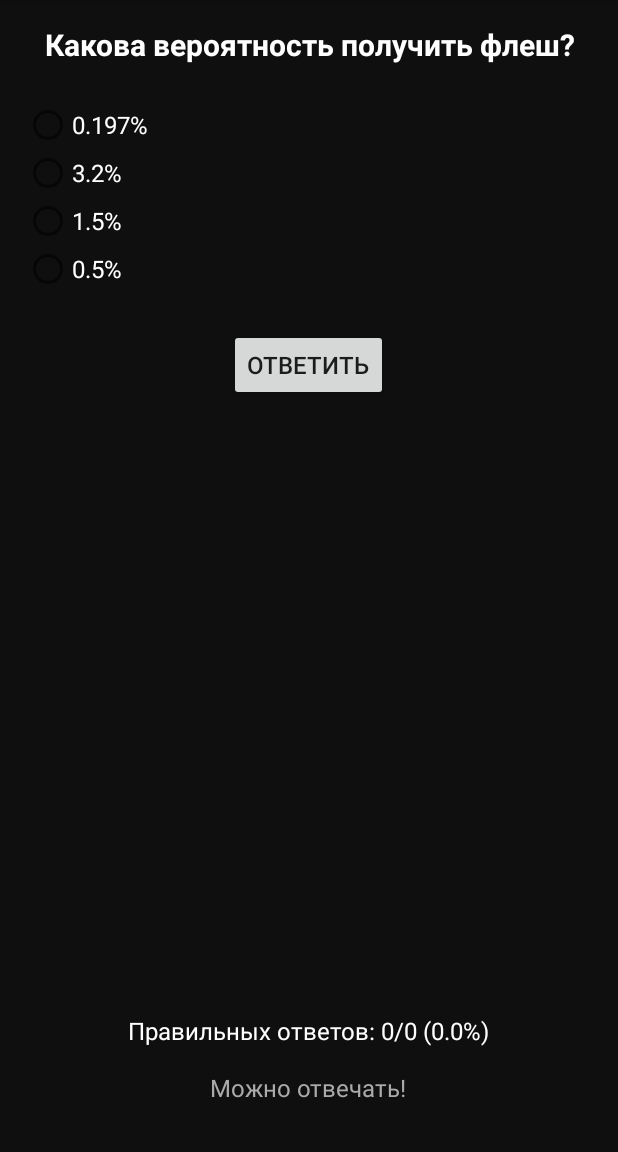
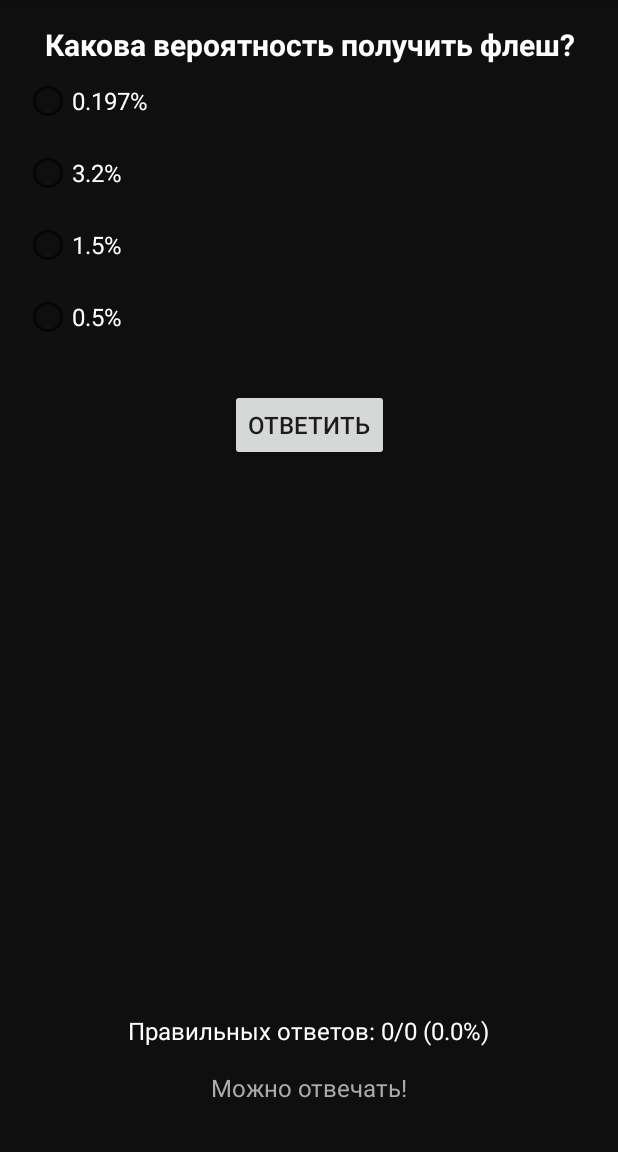
Before and after one commit to adun322/card_duel_ai, an Android app: the QuizActivity screen opened directly, with no data from a screen before it, on a phone screen of 412 x 824 dp, the part 84-1236 px from its top. Run offline under Robolectric (Android 15) with nearby library versions, the phone set to English and light mode, and no system bars.

```diff
--- a/app/src/main/res/layout/activity_quiz.xml
+++ b/app/src/main/res/layout/activity_quiz.xml
@@ -1,5 +1,7 @@
 <?xml version="1.0" encoding="utf-8"?>
-<RelativeLayout xmlns:android="http://schemas.android.com/apk/res/android"
+<androidx.constraintlayout.widget.ConstraintLayout
+    xmlns:android="http://schemas.android.com/apk/res/android"
+    xmlns:app="http://schemas.android.com/apk/res-auto"
     android:layout_width="match_parent"
     android:layout_height="match_parent"
     android:background="#FF0F0F0F"
@@ -7,48 +9,57 @@
 
     <TextView
         android:id="@+id/questionText"
-        android:layout_width="match_parent"
+        android:layout_width="0dp"
         android:layout_height="wrap_content"
         android:textSize="20sp"
         android:textColor="#FFFFFF"
         android:textStyle="bold"
         android:gravity="center"
-        android:layout_marginBottom="24dp"/>
+        android:layout_marginBottom="24dp"
+        app:layout_constraintEnd_toEndOf="parent"
+        app:layout_constraintStart_toStartOf="parent"
+        app:layout_constraintTop_toTopOf="parent"/>
 
     <RadioGroup
         android:id="@+id/answersGroup"
-        android:layout_width="match_parent"
+        android:layout_width="0dp"
         android:layout_height="wrap_content"
-        android:layout_below="@id/questionText"
-        android:orientation="vertical">
+        android:orientation="vertical"
+        app:layout_constraintEnd_toEndOf="parent"
+        app:layout_constraintStart_toStartOf="parent"
+        app:layout_constraintTop_toBottomOf="@id/questionText">
 
         <RadioButton
             android:id="@+id/answer1"
             android:layout_width="match_parent"
             android:layout_height="wrap_content"
-            android:textSize="16sp"
-            android:textColor="#FFFFFF"/>
+            android:minHeight="48dp"
+            android:textColor="#FFFFFF"
+            android:textSize="16sp" />
 
         <RadioButton
             android:id="@+id/answer2"
             android:layout_width="match_parent"
             android:layout_height="wrap_content"
-            android:textSize="16sp"
-            android:textColor="#FFFFFF"/>
+            android:minHeight="48dp"
+            android:textColor="#FFFFFF"
+            android:textSize="16sp" />
 
         <RadioButton
             android:id="@+id/answer3"
             android:layout_width="match_parent"
             android:layout_height="wrap_content"
-            android:textSize="16sp"
-            android:textColor="#FFFFFF"/>
+            android:minHeight="48dp"
+            android:textColor="#FFFFFF"
+            android:textSize="16sp" />
 
         <RadioButton
             android:id="@+id/answer4"
             android:layout_width="match_parent"
             android:layout_height="wrap_content"
-            android:textSize="16sp"
-            android:textColor="#FFFFFF"/>
+            android:minHeight="48dp"
+            android:textColor="#FFFFFF"
+            android:textSize="16sp" />
     </RadioGroup>
 
     <Button
@@ -57,9 +68,10 @@
         android:layout_height="wrap_content"
         android:text="ОТВЕТИТЬ"
         android:textSize="16sp"
-        android:layout_below="@id/answersGroup"
-        android:layout_centerHorizontal="true"
-        android:layout_marginTop="24dp"/>
+        android:layout_marginTop="24dp"
+        app:layout_constraintEnd_toEndOf="parent"
+        app:layout_constraintStart_toStartOf="parent"
+        app:layout_constraintTop_toBottomOf="@id/answersGroup"/>
 
     <TextView
         android:id="@+id/resultText"
@@ -67,10 +79,11 @@
         android:layout_height="wrap_content"
         android:textSize="18sp"
         android:textColor="#FFFFFF"
-        android:layout_below="@id/submitButton"
-        android:layout_centerHorizontal="true"
         android:layout_marginTop="16dp"
-        android:visibility="gone"/>
+        android:visibility="gone"
+        app:layout_constraintEnd_toEndOf="parent"
+        app:layout_constraintStart_toStartOf="parent"
+        app:layout_constraintTop_toBottomOf="@id/submitButton"/>
 
     <TextView
         android:id="@+id/timerText"
@@ -78,9 +91,10 @@
         android:layout_height="wrap_content"
         android:textSize="16sp"
         android:textColor="#AAAAAA"
-        android:layout_alignParentBottom="true"
-        android:layout_centerHorizontal="true"
-        android:layout_marginBottom="16dp"/>
+        android:layout_marginBottom="16dp"
+        app:layout_constraintBottom_toBottomOf="parent"
+        app:layout_constraintEnd_toEndOf="parent"
+        app:layout_constraintStart_toStartOf="parent"/>
 
     <TextView
         android:id="@+id/statsText"
@@ -88,7 +102,9 @@
         android:layout_height="wrap_content"
         android:textSize="16sp"
         android:textColor="#FFFFFF"
-        android:layout_above="@id/timerText"
-        android:layout_centerHorizontal="true"
-        android:layout_marginBottom="16dp"/>
-</RelativeLayout>
+        android:layout_marginBottom="16dp"
+        app:layout_constraintBottom_toTopOf="@id/timerText"
+        app:layout_constraintEnd_toEndOf="parent"
+        app:layout_constraintStart_toStartOf="parent"/>
+
+</androidx.constraintlayout.widget.ConstraintLayout>
```
Also changed, not shown: app/src/main/res/layout/activity_game.xml (+50 -39 lines).
